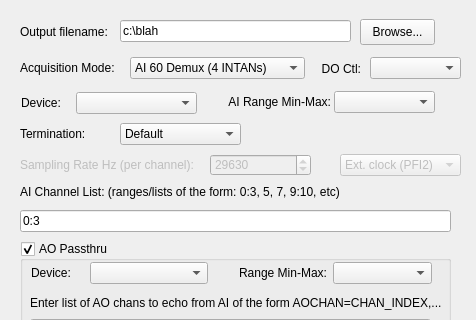
This is ConfigureDialog.ui in acorver/SpikeGL as Qt 5 draws it before an edit; both pictures show x 0 to 476 and y 0 to 320 of the 476 by 591 pixel window. The edited form follows.
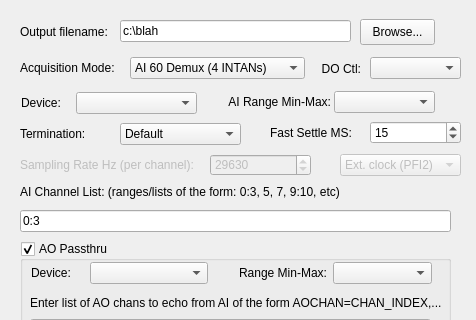
This is the edited form. Icons and pictures are not drawn.

Diff of the .ui file:
```diff
--- a/ConfigureDialog.ui
+++ b/ConfigureDialog.ui
@@ -602,6 +602,47 @@
     <string>Termination:</string>
    </property>
   </widget>
+  <widget class="QSpinBox" name="fastSettleSB" >
+   <property name="geometry" >
+    <rect>
+     <x>370</x>
+     <y>121</y>
+     <width>91</width>
+     <height>23</height>
+    </rect>
+   </property>
+   <property name="toolTip" >
+    <string>The amount of time in milliseconds to toggle the DO line off/on when performing a "fast settle" of the INTAN MUX.  Ignored in non-INTAN mode.</string>
+   </property>
+   <property name="minimum" >
+    <number>1</number>
+   </property>
+   <property name="maximum" >
+    <number>2000</number>
+   </property>
+   <property name="value" >
+    <number>15</number>
+   </property>
+  </widget>
+  <widget class="QLabel" name="fastSettleLbl" >
+   <property name="geometry" >
+    <rect>
+     <x>270</x>
+     <y>123</y>
+     <width>91</width>
+     <height>20</height>
+    </rect>
+   </property>
+   <property name="toolTip" >
+    <string>The amount of time in milliseconds to toggle the DO line off/on when performing a "fast settle" of the INTAN MUX.  Ignored in non-INTAN mode.</string>
+   </property>
+   <property name="text" >
+    <string>Fast Settle MS:</string>
+   </property>
+   <property name="alignment" >
+    <set>Qt::AlignLeading|Qt::AlignLeft|Qt::AlignVCenter</set>
+   </property>
+  </widget>
  </widget>
  <resources/>
  <connections>
```
